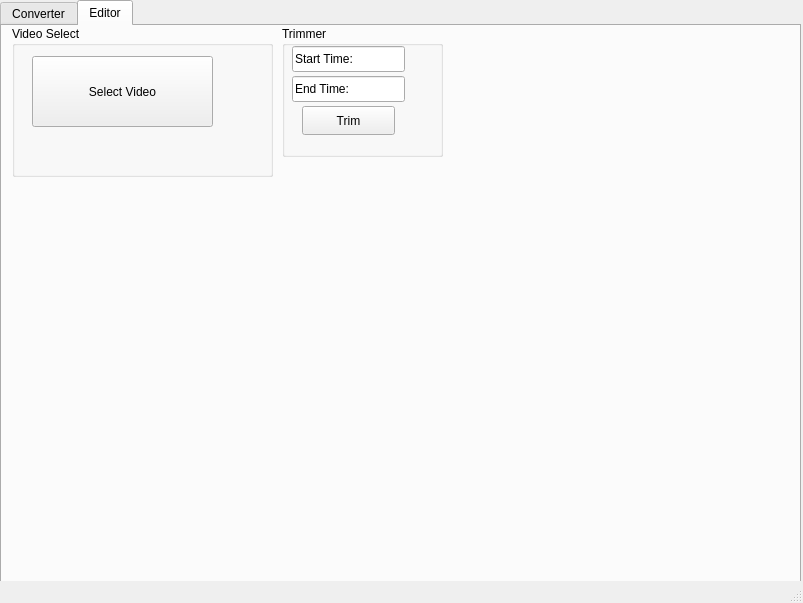
First picture: the form in mainwindow.ui, repository WTU2/Projects, before the edit.
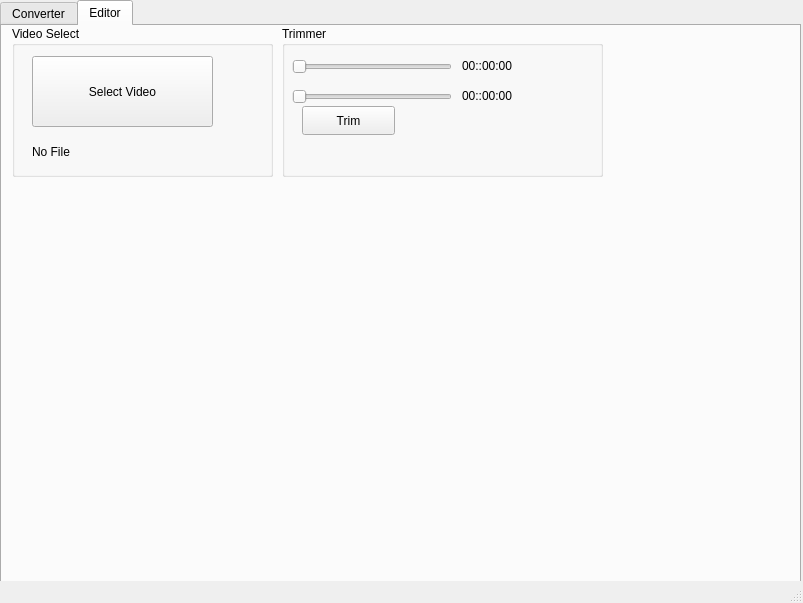
Second picture: the form after the edit.

The edit to the form file:
```diff
--- a/mainwindow.ui
+++ b/mainwindow.ui
@@ -95,40 +95,14 @@
        <rect>
         <x>280</x>
         <y>0</y>
-        <width>161</width>
-        <height>131</height>
+        <width>321</width>
+        <height>151</height>
        </rect>
       </property>
       <property name="title">
        <string>Trimmer</string>
       </property>
-      <widget class="QLineEdit" name="lineEdit_2">
-       <property name="geometry">
-        <rect>
-         <x>10</x>
-         <y>50</y>
-         <width>113</width>
-         <height>26</height>
-        </rect>
-       </property>
-       <property name="text">
-        <string>End Time: </string>
-       </property>
-      </widget>
-      <widget class="QLineEdit" name="lineEdit">
-       <property name="geometry">
-        <rect>
-         <x>10</x>
-         <y>20</y>
-         <width>113</width>
-         <height>26</height>
-        </rect>
-       </property>
-       <property name="text">
-        <string>Start Time: </string>
-       </property>
-      </widget>
-      <widget class="QPushButton" name="pushButton">
+      <widget class="QPushButton" name="trimButton">
        <property name="geometry">
         <rect>
          <x>20</x>
@@ -141,6 +115,58 @@
         <string>Trim</string>
        </property>
       </widget>
+      <widget class="QSlider" name="startSlider">
+       <property name="geometry">
+        <rect>
+         <x>10</x>
+         <y>30</y>
+         <width>160</width>
+         <height>22</height>
+        </rect>
+       </property>
+       <property name="orientation">
+        <enum>Qt::Orientation::Horizontal</enum>
+       </property>
+      </widget>
+      <widget class="QSlider" name="endSlider">
+       <property name="geometry">
+        <rect>
+         <x>10</x>
+         <y>60</y>
+         <width>160</width>
+         <height>22</height>
+        </rect>
+       </property>
+       <property name="orientation">
+        <enum>Qt::Orientation::Horizontal</enum>
+       </property>
+      </widget>
+      <widget class="QLabel" name="labelStartTime">
+       <property name="geometry">
+        <rect>
+         <x>180</x>
+         <y>30</y>
+         <width>101</width>
+         <height>20</height>
+        </rect>
+       </property>
+       <property name="text">
+        <string>00::00:00</string>
+       </property>
+      </widget>
+      <widget class="QLabel" name="labelEndTime">
+       <property name="geometry">
+        <rect>
+         <x>180</x>
+         <y>60</y>
+         <width>101</width>
+         <height>20</height>
+        </rect>
+       </property>
+       <property name="text">
+        <string>00::00:00</string>
+       </property>
+      </widget>
      </widget>
      <widget class="QGroupBox" name="groupBox_2">
       <property name="geometry">
@@ -177,7 +203,7 @@
         </rect>
        </property>
        <property name="text">
-        <string/>
+        <string>No File</string>
        </property>
       </widget>
      </widget>
```
Left out of the diff: 4 changed lines with no effect on the pictures.
